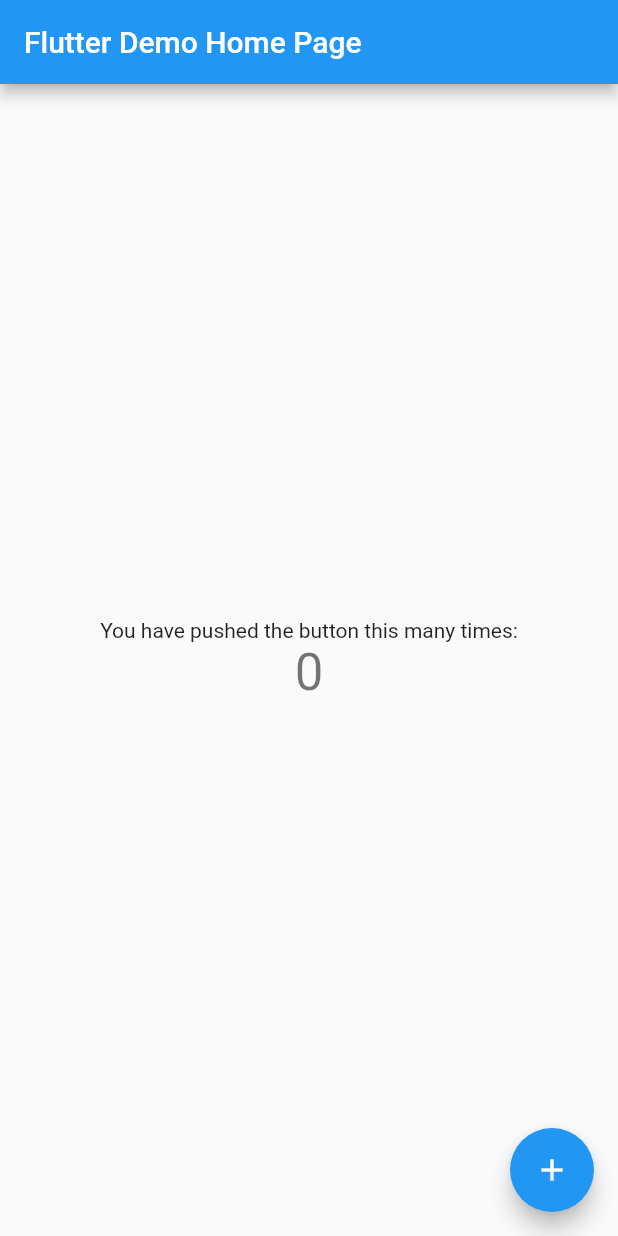
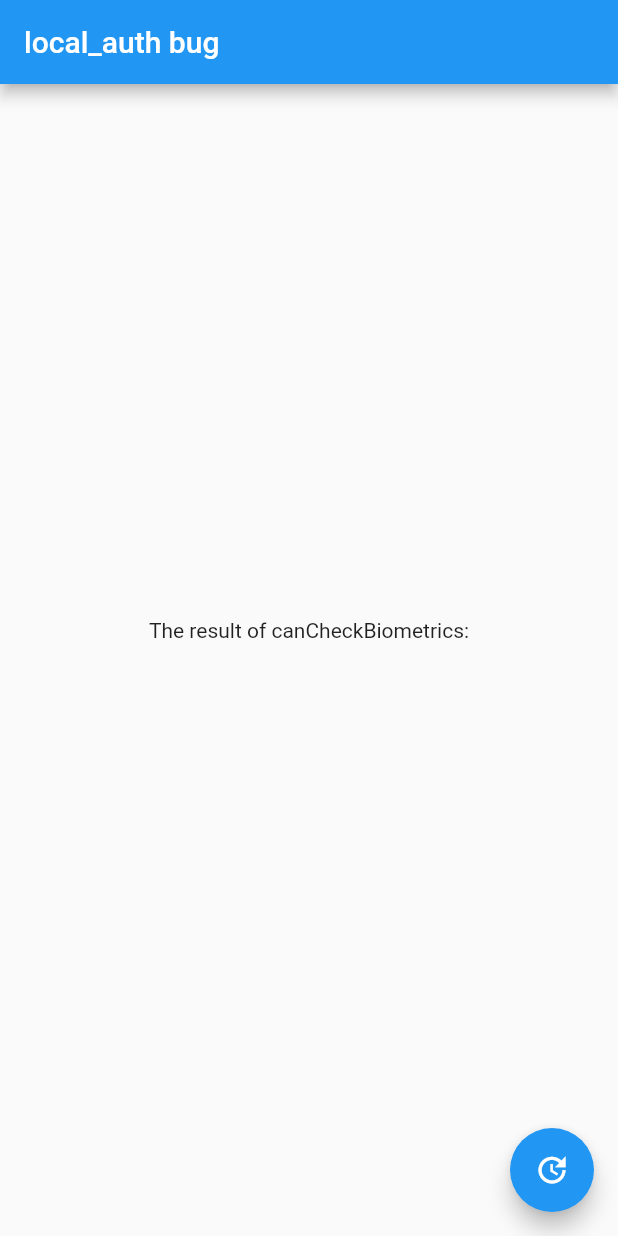
Before and after one commit to danwulff/flutter_local_auth_bug, a Flutter app: the screen it shows after launch, on a phone screen of 412 x 824 dp. Run offline on Flutter 3.47's test engine with Material 2 defaults, Android fonts, the phone set to English and light mode, and no system bars; our stand-ins replace local_auth.

Commit message:
adding local_auth shows some bug occurs with iOS 10 & 9

```diff
--- a/lib/main.dart
+++ b/lib/main.dart
@@ -1,111 +1,62 @@
 import 'package:flutter/material.dart';
+import 'package:local_auth/local_auth.dart';
 
 void main() => runApp(MyApp());
 
 class MyApp extends StatelessWidget {
-  // This widget is the root of your application.
   @override
   Widget build(BuildContext context) {
     return MaterialApp(
       title: 'Flutter Demo',
-      theme: ThemeData(
-        // This is the theme of your application.
-        //
-        // Try running your application with "flutter run". You'll see the
-        // application has a blue toolbar. Then, without quitting the app, try
-        // changing the primarySwatch below to Colors.green and then invoke
-        // "hot reload" (press "r" in the console where you ran "flutter run",
-        // or simply save your changes to "hot reload" in a Flutter IDE).
-        // Notice that the counter didn't reset back to zero; the application
-        // is not restarted.
-        primarySwatch: Colors.blue,
-      ),
-      home: MyHomePage(title: 'Flutter Demo Home Page'),
+      theme: ThemeData(primarySwatch: Colors.blue),
+      home: MyHomePage(),
     );
   }
 }
 
 class MyHomePage extends StatefulWidget {
-  MyHomePage({Key key, this.title}) : super(key: key);
-
-  // This widget is the home page of your application. It is stateful, meaning
-  // that it has a State object (defined below) that contains fields that affect
-  // how it looks.
-
-  // This class is the configuration for the state. It holds the values (in this
-  // case the title) provided by the parent (in this case the App widget) and
-  // used by the build method of the State. Fields in a Widget subclass are
-  // always marked "final".
-
-  final String title;
+  final localAuth = LocalAuthentication();
 
   @override
   _MyHomePageState createState() => _MyHomePageState();
 }
 
 class _MyHomePageState extends State<MyHomePage> {
-  int _counter = 0;
+  bool _canCheckBiometricsResult;
 
-  void _incrementCounter() {
+  void _checkBiometrics() async {
+    final result = await widget.localAuth.canCheckBiometrics;
+
     setState(() {
-      // This call to setState tells the Flutter framework that something has
-      // changed in this State, which causes it to rerun the build method below
-      // so that the display can reflect the updated values. If we changed
-      // _counter without calling setState(), then the build method would not be
-      // called again, and so nothing would appear to happen.
-      _counter++;
+      _canCheckBiometricsResult = result;
     });
   }
 
   @override
   Widget build(BuildContext context) {
-    // This method is rerun every time setState is called, for instance as done
-    // by the _incrementCounter method above.
-    //
-    // The Flutter framework has been optimized to make rerunning build methods
-    // fast, so that you can just rebuild anything that needs updating rather
-    // than having to individually change instances of widgets.
     return Scaffold(
       appBar: AppBar(
-        // Here we take the value from the MyHomePage object that was created by
-        // the App.build method, and use it to set our appbar title.
-        title: Text(widget.title),
+        title: Text('local_auth bug'),
       ),
       body: Center(
-        // Center is a layout widget. It takes a single child and positions it
-        // in the middle of the parent.
         child: Column(
-          // Column is also layout widget. It takes a list of children and
-          // arranges them vertically. By default, it sizes itself to fit its
-          // children horizontally, and tries to be as tall as its parent.
-          //
-          // Invoke "debug painting" (press "p" in the console, choose the
-          // "Toggle Debug Paint" action from the Flutter Inspector in Android
-          // Studio, or the "Toggle Debug Paint" command in Visual Studio Code)
-          // to see the wireframe for each widget.
-          //
-          // Column has various properties to control how it sizes itself and
-          // how it positions its children. Here we use mainAxisAlignment to
-          // center the children vertically; the main axis here is the vertical
-          // axis because Columns are vertical (the cross axis would be
-          // horizontal).
           mainAxisAlignment: MainAxisAlignment.center,
           children: <Widget>[
             Text(
-              'You have pushed the button this many times:',
+              'The result of canCheckBiometrics:',
             ),
             Text(
-              '$_counter',
+              '${_canCheckBiometricsResult ?? ''}',
               style: Theme.of(context).textTheme.display1,
             ),
           ],
         ),
       ),
       floatingActionButton: FloatingActionButton(
-        onPressed: _incrementCounter,
+        onPressed: _checkBiometrics,
         tooltip: 'Increment',
-        child: Icon(Icons.add),
-      ), // This trailing comma makes auto-formatting nicer for build methods.
+        child: Icon(Icons.update),
+      ),
     );
   }
 }
--- a/pubspec.yaml
+++ b/pubspec.yaml
@@ -16,9 +16,8 @@ dependencies:
   flutter:
     sdk: flutter
 
-  # The following adds the Cupertino Icons font to your application.
-  # Use with the CupertinoIcons class for iOS style icons.
-  cupertino_icons: ^0.1.2
+  cupertino_icons: 0.1.2
+  local_auth: 0.3.1
 
 dev_dependencies:
   flutter_test:
```
Also changed, not shown: 6 other files.
